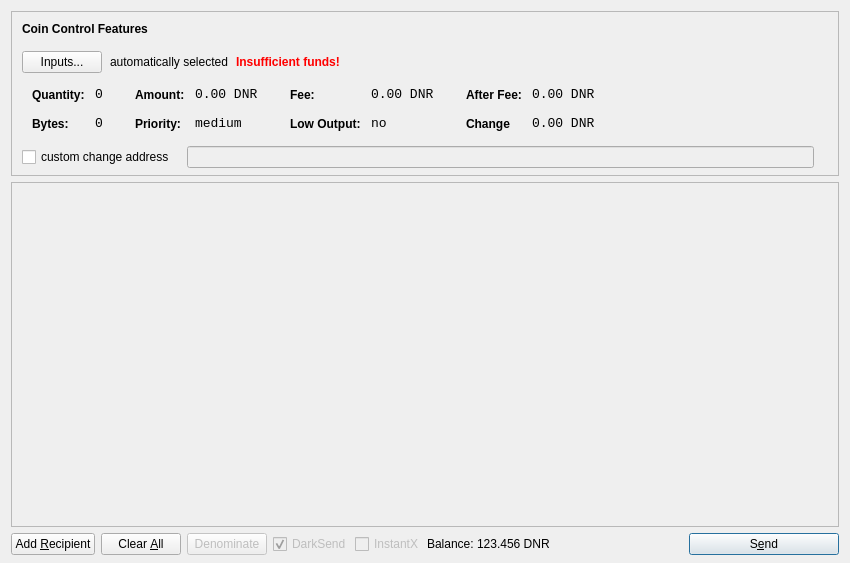
First picture: the form in src/qt/forms/sendcoinsdialog.ui, repository metaspartan/denarius, before the edit.
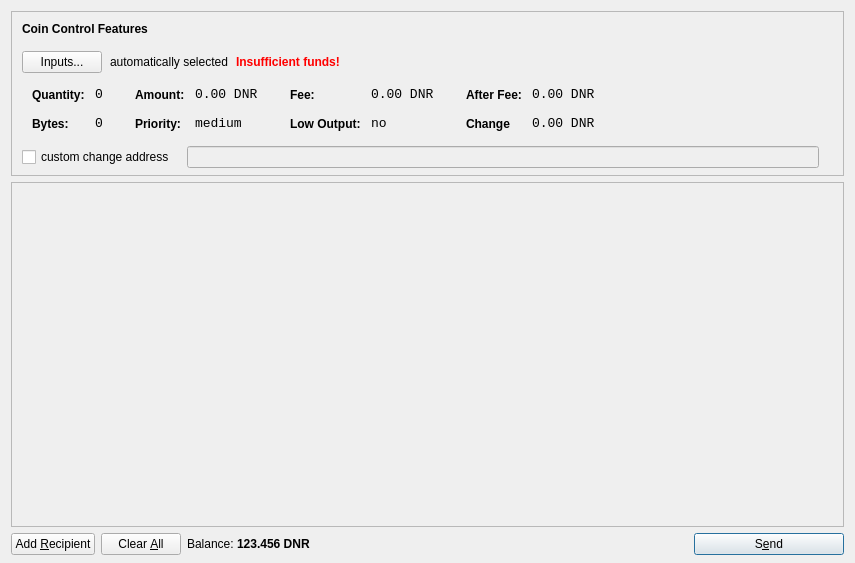
Second picture: the form after the edit. Icons and pictures are not drawn.

What changed in the file:
```diff
--- a/src/qt/forms/sendcoinsdialog.ui
+++ b/src/qt/forms/sendcoinsdialog.ui
@@ -6,7 +6,7 @@
    <rect>
     <x>0</x>
     <y>0</y>
-    <width>850</width>
+    <width>855</width>
     <height>563</height>
    </rect>
   </property>
@@ -625,8 +625,8 @@
        <rect>
         <x>0</x>
         <y>0</y>
-        <width>830</width>
-        <height>335</height>
+        <width>835</width>
+        <height>319</height>
        </rect>
       </property>
       <layout class="QVBoxLayout" name="verticalLayout_2">
@@ -702,63 +702,11 @@
        </property>
       </widget>
      </item>
-     <item>
-      <widget class="QPushButton" name="denominateButton">
-       <property name="enabled">
-        <bool>false</bool>
-       </property>
-       <property name="sizePolicy">
-        <sizepolicy hsizetype="Minimum" vsizetype="Fixed">
-         <horstretch>0</horstretch>
-         <verstretch>0</verstretch>
-        </sizepolicy>
-       </property>
-       <property name="toolTip">
-        <string>Create inputs compatible with DarkSend</string>
-       </property>
-       <property name="text">
-        <string>Denominate</string>
-       </property>
-       <property name="icon">
-        <iconset resource="../bitcoin.qrc">
-         <normaloff>:/icons/denominate</normaloff>:/icons/denominate</iconset>
-       </property>
-       <property name="autoRepeatDelay">
-        <number>300</number>
-       </property>
-       <property name="autoDefault">
-        <bool>false</bool>
-       </property>
-      </widget>
-     </item>
      <item>
       <layout class="QHBoxLayout" name="horizontalLayout_2">
        <property name="spacing">
         <number>3</number>
        </property>
-       <item>
-        <widget class="QCheckBox" name="checkUseDarksend">
-         <property name="enabled">
-          <bool>false</bool>
-         </property>
-         <property name="text">
-          <string>DarkSend</string>
-         </property>
-         <property name="checked">
-          <bool>true</bool>
-         </property>
-        </widget>
-       </item>
-       <item>
-        <widget class="QCheckBox" name="checkInstantX">
-         <property name="enabled">
-          <bool>false</bool>
-         </property>
-         <property name="text">
-          <string>InstantX</string>
-         </property>
-        </widget>
-       </item>
        <item>
         <widget class="QLabel" name="label">
          <property name="sizePolicy">
@@ -780,6 +728,12 @@
            <verstretch>0</verstretch>
           </sizepolicy>
          </property>
+         <property name="font">
+          <font>
+           <weight>75</weight>
+           <bold>true</bold>
+          </font>
+         </property>
          <property name="cursor">
           <cursorShape>IBeamCursor</cursorShape>
          </property>
```
Left out of the diff: 22 changed lines with no effect on the pictures.
